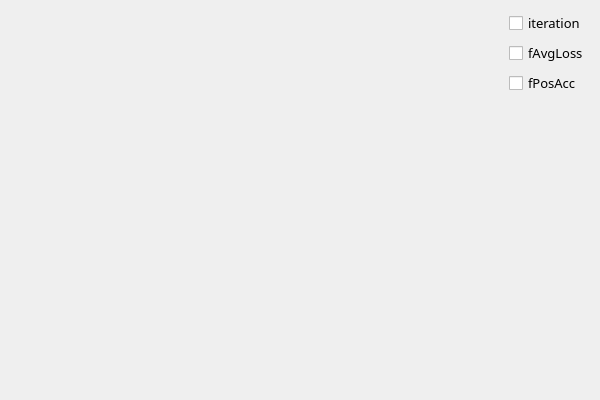
First picture: the form in teAiModel/teTrainStatisticsChart.ui, repository DXia-101/DepthToPCL, before the edit.
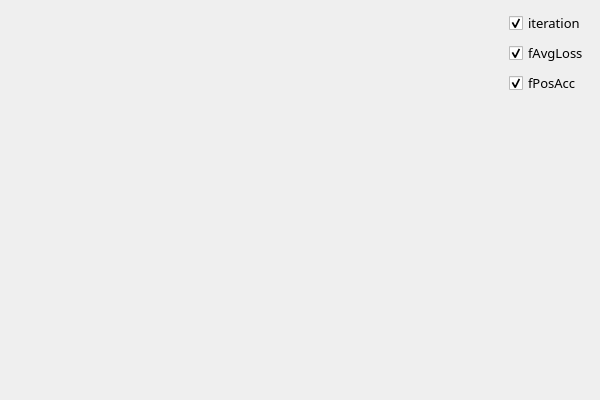
Second picture: the form after the edit. Custom widgets are drawn as their Qt base class.

What changed in the file:
```diff
--- a/teAiModel/teTrainStatisticsChart.ui
+++ b/teAiModel/teTrainStatisticsChart.ui
@@ -36,6 +36,9 @@
            <property name="text">
             <string>iteration</string>
            </property>
+           <property name="checked">
+            <bool>true</bool>
+           </property>
           </widget>
          </item>
          <item>
@@ -49,6 +52,9 @@
            <property name="text">
             <string>fAvgLoss</string>
            </property>
+           <property name="checked">
+            <bool>true</bool>
+           </property>
           </widget>
          </item>
          <item>
@@ -62,6 +68,9 @@
            <property name="text">
             <string>fPosAcc</string>
            </property>
+           <property name="checked">
+            <bool>true</bool>
+           </property>
           </widget>
          </item>
          <item>
```
